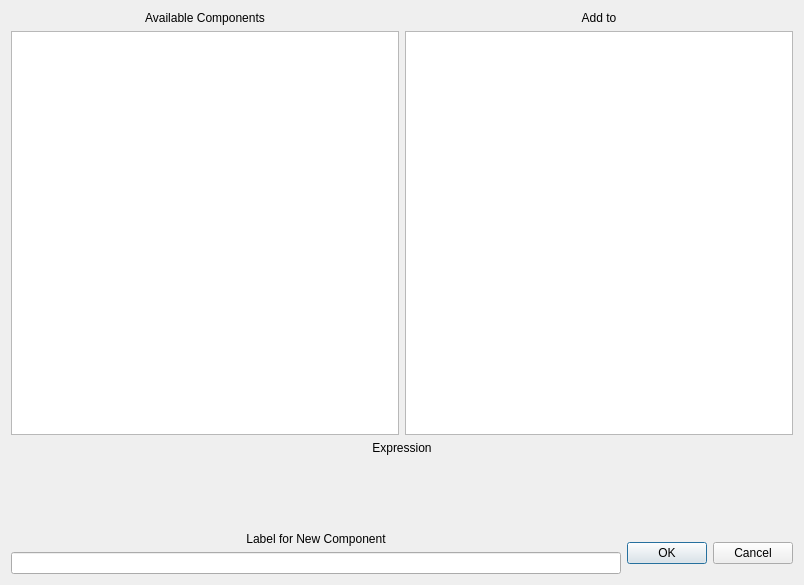
Above: glue/dialogs/custom_component/qt/widget.ui from glue-viz/glue before the change. Below: the same form after it.
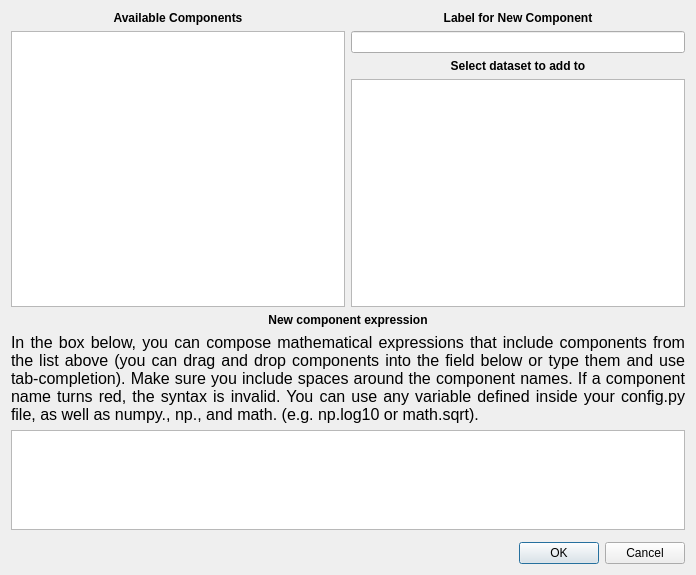
That is the form after the change. Custom widgets are drawn as their Qt base class.

Commit message: Add support for math and numpy modules in new component window, improve layout of window and add instructions

```diff
--- a/glue/dialogs/custom_component/qt/widget.ui
+++ b/glue/dialogs/custom_component/qt/widget.ui
@@ -6,15 +6,13 @@
    <rect>
     <x>0</x>
     <y>0</y>
-    <width>804</width>
-    <height>585</height>
+    <width>696</width>
+    <height>575</height>
    </rect>
   </property>
   <property name="windowTitle">
    <string>Dialog</string>
   </property>
-  <layout class="QHBoxLayout" name="horizontalLayout_4">
-   <item>
     <layout class="QVBoxLayout" name="verticalLayout_5" stretch="5,1,1">
      <item>
       <layout class="QHBoxLayout" name="horizontalLayout" stretch="1,1">
@@ -28,6 +26,12 @@
              <verstretch>0</verstretch>
             </sizepolicy>
            </property>
+         <property name="font">
+          <font>
+           <weight>75</weight>
+           <bold>true</bold>
+          </font>
+         </property>
            <property name="text">
             <string>Available Components</string>
            </property>
@@ -53,7 +57,32 @@
         </layout>
        </item>
        <item>
-        <layout class="QVBoxLayout" name="verticalLayout" stretch="5,1">
+      <layout class="QVBoxLayout" name="verticalLayout" stretch="0,0,5,1">
+       <item>
+        <widget class="QLabel" name="label_4">
+         <property name="sizePolicy">
+          <sizepolicy hsizetype="Preferred" vsizetype="Fixed">
+           <horstretch>0</horstretch>
+           <verstretch>0</verstretch>
+          </sizepolicy>
+         </property>
+         <property name="font">
+          <font>
+           <weight>75</weight>
+           <bold>true</bold>
+          </font>
+         </property>
+         <property name="text">
+          <string>Label for New Component</string>
+         </property>
+         <property name="alignment">
+          <set>Qt::AlignCenter</set>
+         </property>
+        </widget>
+       </item>
+       <item>
+        <widget class="QLineEdit" name="new_label"/>
+       </item>
          <item>
           <widget class="QLabel" name="label_2">
            <property name="sizePolicy">
@@ -62,8 +91,14 @@
              <verstretch>0</verstretch>
             </sizepolicy>
            </property>
+         <property name="font">
+          <font>
+           <weight>75</weight>
+           <bold>true</bold>
+          </font>
+         </property>
            <property name="text">
-            <string>Add to</string>
+          <string>Select dataset to add to</string>
            </property>
            <property name="alignment">
             <set>Qt::AlignCenter</set>
@@ -86,7 +121,7 @@
       </layout>
      </item>
      <item>
-      <layout class="QVBoxLayout" name="verticalLayout_3" stretch="0,0">
+    <layout class="QVBoxLayout" name="verticalLayout_3" stretch="0,0,0,0">
        <item>
         <widget class="QLabel" name="label_3">
          <property name="sizePolicy">
@@ -95,44 +130,55 @@
            <verstretch>0</verstretch>
           </sizepolicy>
          </property>
+       <property name="font">
+        <font>
+         <weight>75</weight>
+         <bold>true</bold>
+        </font>
+       </property>
          <property name="text">
-          <string>Expression</string>
+        <string>New component expression</string>
          </property>
          <property name="alignment">
           <set>Qt::AlignCenter</set>
          </property>
         </widget>
        </item>
+     <item>
+      <widget class="QLabel" name="label_5">
+       <property name="font">
+        <font>
+         <pointsize>12</pointsize>
+        </font>
+       </property>
+       <property name="text">
+        <string>In the box below, you can compose mathematical expressions that include components from the list above (you can drag and drop components into the field below or type them and use tab-completion). Make sure you include spaces around the component names. If a component name turns red, the syntax is invalid. You can use any variable defined inside your config.py file, as well as numpy.&lt;function&gt;, np.&lt;function&gt;, and math.&lt;function&gt; (e.g. np.log10 or math.sqrt).</string>
+       </property>
+       <property name="alignment">
+        <set>Qt::AlignJustify|Qt::AlignVCenter</set>
+       </property>
+       <property name="wordWrap">
+        <bool>true</bool>
+       </property>
+      </widget>
+     </item>
+     <item>
+      <widget class="ColorizedCompletionTextEdit" name="expression">
+       <property name="maximumSize">
+        <size>
+         <width>16777215</width>
+         <height>100</height>
+        </size>
+       </property>
+      </widget>
+     </item>
        <item>
         <widget class="QWidget" name="expression_holder" native="true"/>
        </item>
       </layout>
      </item>
      <item>
-      <layout class="QHBoxLayout" name="horizontalLayout_2" stretch="10,0">
-       <item>
-        <layout class="QVBoxLayout" name="verticalLayout_4" stretch="5,1">
-         <item>
-          <widget class="QLabel" name="label_4">
-           <property name="sizePolicy">
-            <sizepolicy hsizetype="Preferred" vsizetype="Fixed">
-             <horstretch>0</horstretch>
-             <verstretch>0</verstretch>
-            </sizepolicy>
-           </property>
-           <property name="text">
-            <string>Label for New Component</string>
-           </property>
-           <property name="alignment">
-            <set>Qt::AlignCenter</set>
-           </property>
-          </widget>
-         </item>
-         <item>
-          <widget class="QLineEdit" name="new_label"/>
-         </item>
-        </layout>
-       </item>
+    <layout class="QHBoxLayout" name="horizontalLayout_2" stretch="0">
        <item>
         <widget class="QDialogButtonBox" name="buttonBox">
          <property name="sizePolicy">
@@ -152,9 +198,14 @@
       </layout>
      </item>
     </layout>
-   </item>
-  </layout>
  </widget>
+ <customwidgets>
+  <customwidget>
+   <class>ColorizedCompletionTextEdit</class>
+   <extends>QTextEdit</extends>
+   <header>glue.dialogs.custom_component.qt.widget</header>
+  </customwidget>
+ </customwidgets>
  <resources/>
  <connections>
   <connection>
```
Lines whose indentation alone changed are shown as unchanged. The commit also changes 3 other files.
